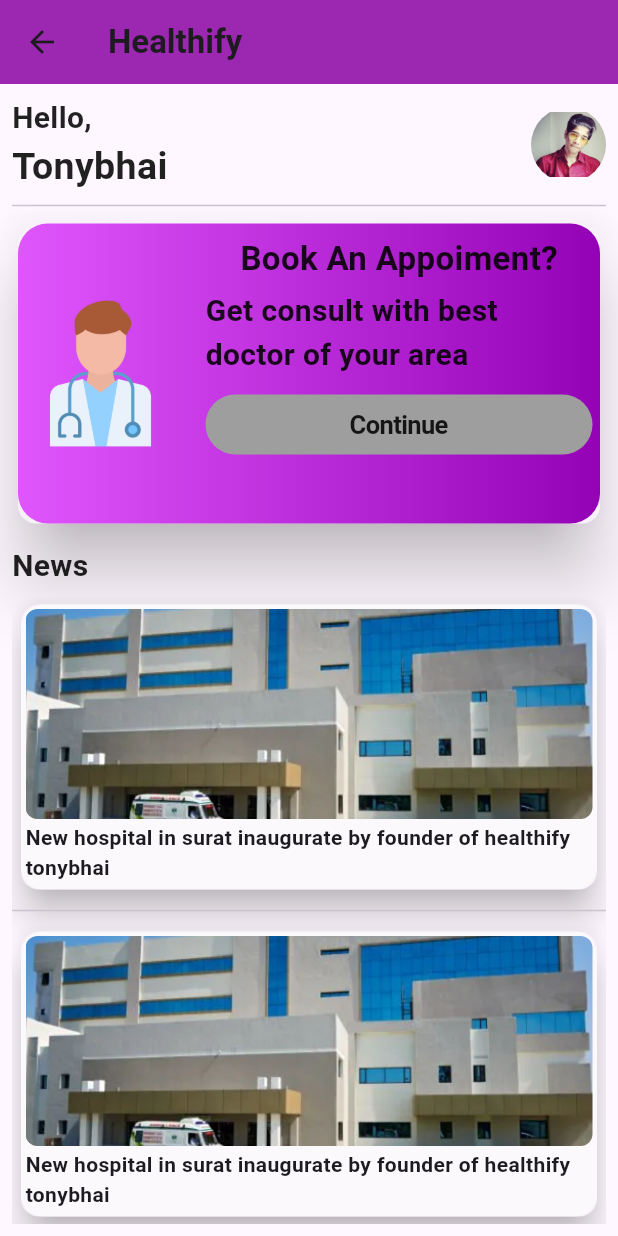
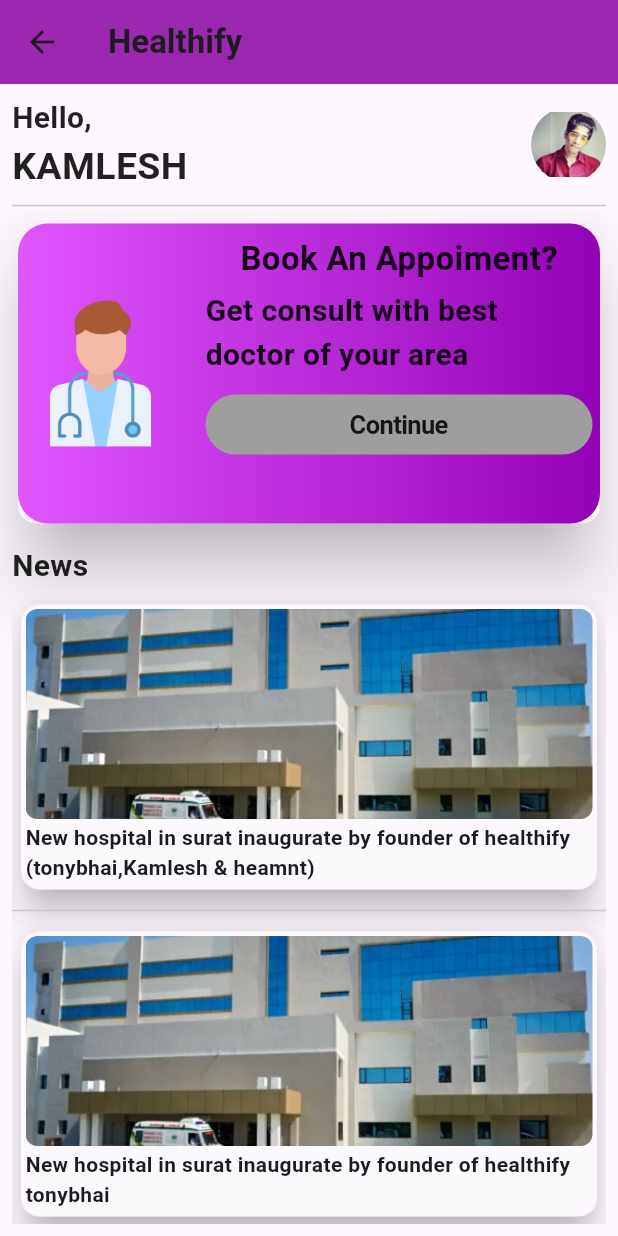
Before and after one commit to Tusharnp16/healthify, a Flutter app: the home screen opened directly, on a phone screen of 412 x 824 dp. Run offline on Flutter 3.47's test engine with Material 3 defaults, Android fonts, the phone set to English and light mode, and no system bars; our stand-ins replace google_nav_bar.

Commit message:
new change

```diff
--- a/lib/home.dart
+++ b/lib/home.dart
@@ -37,7 +37,7 @@
                               fontWeight: FontWeight.bold),
                         ),
                         Text(
-                          "Tonybhai",
+                          "KAMLESH",
                           style: TextStyle(
                               fontSize: 25,
                               color: Colors.black87,
@@ -187,7 +187,7 @@
                                     ),
                                     ),
                                     SizedBox(height: 2,),
-                                    const Expanded(child: Text("New hospital in surat inaugurate by founder of healthify tonybhai",
+                                    const Expanded(child: Text("New hospital in surat inaugurate by founder of healthify (tonybhai,Kamlesh & heamnt)",
                                     style: TextStyle(
                                       fontWeight: FontWeight.bold,
                                     ),))
```
